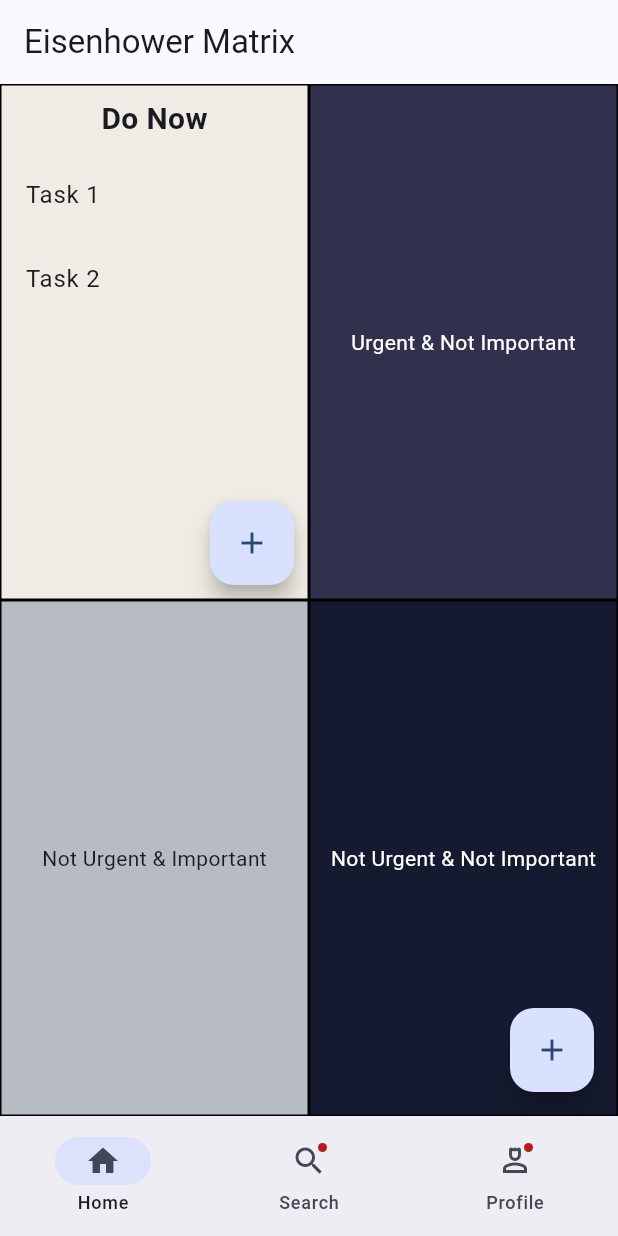
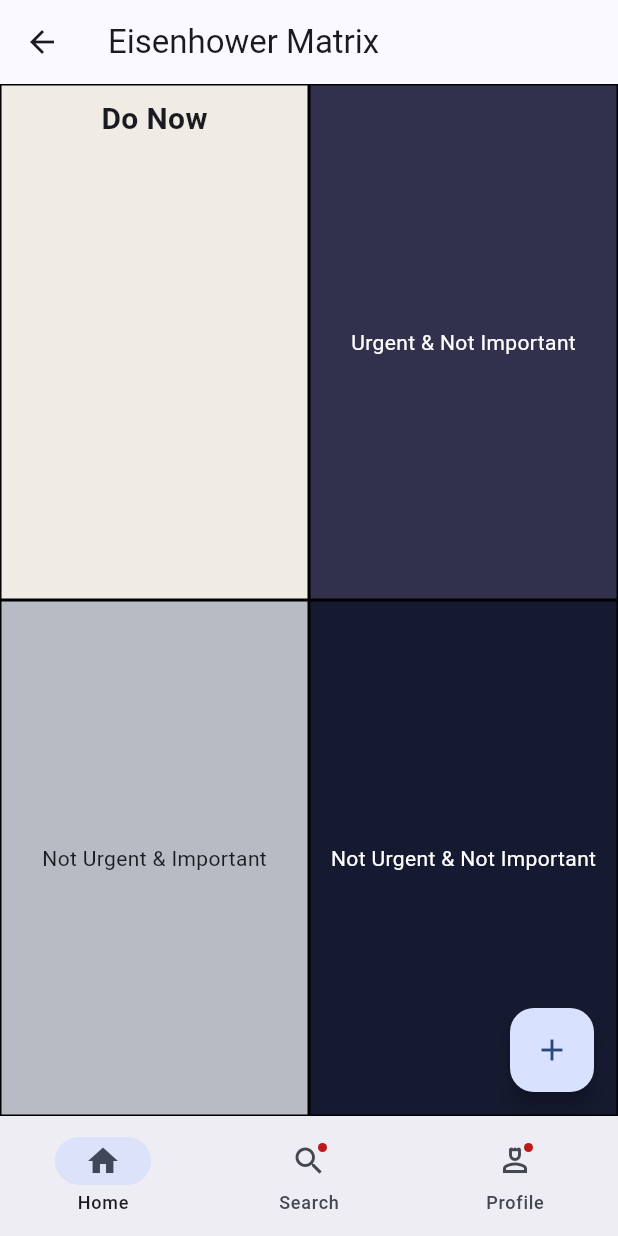
Before and after one commit to bintangyosua/EMMA, a Flutter app: the NavigationExample screen opened directly, on a phone screen of 412 x 824 dp. Run offline on Flutter 3.47's test engine with Material 3 defaults, Android fonts, the phone set to English and light mode, and no system bars; our stand-ins replace cloud_firestore, firebase_auth, firebase_core, flutter_dotenv; accounts and stored records are empty; network calls fail.

Commit message:
feat: add Firebase authentication and update tasks display
Add Firebase authentication to the registration screen. Import the
necessary Firebase library and implement user registration. Update
the Eisenhower Matrix page to display urgent and important tasks
correctly, replacing the previous task list. Remove the unused
FloatingActionButton and its related code for adding tasks.
Include new dependency for Google Generative AI in `pubspec.yaml`.

```diff
--- a/lib/eisenhower-matrix/eisenhower-matrix.page.dart
+++ b/lib/eisenhower-matrix/eisenhower-matrix.page.dart
@@ -1,5 +1,6 @@
 import 'package:emma/eisenhower-matrix/task-item.dart';
 import 'package:emma/eisenhower-matrix/task_modal.dart';
+import 'package:emma/models/task.dart';
 import 'package:flutter/material.dart';
 
 class EisenhowerMatrixPage extends StatefulWidget {
@@ -8,16 +9,24 @@
 }
 
 class _EisenhowerMatrixPageState extends State<EisenhowerMatrixPage> {
-  List<TaskItem> _tasks = [
-    TaskItem(
-      title: 'Task 1',
-      isChecked: false,
-    ),
-    TaskItem(
-      title: 'Task 2',
-      isChecked: false,
-    ),
-  ];
+  List<Task> _urgentImportantTasks = [];
+  List<Task> _notUrgentImportantTasks = [];
+  List<Task> _urgentNotImportantTasks = [];
+  List<Task> _notUrgentNotImportantTasks = [];
+
+  @override
+  void initState() {
+    // TODO: implement initState
+    super.initState();
+    _loadTasks();
+  }
+
+  // Method untuk memuat task dari Firebase
+  void _loadTasks() async {
+    setState(() async {
+      _urgentImportantTasks = await Task.findTasksByCategory('uw0sLWpsSWYFPfeTbijO');
+    });
+  }
 
   @override
   Widget build(BuildContext context) {
@@ -63,49 +72,17 @@
                             ),
                             Expanded(
                               child: ListView.builder(
-                                itemCount: _tasks.length,
+                                itemCount: _urgentImportantTasks.length,
                                 itemBuilder: (context, index) {
-                                  return _tasks[index];
+                                  final task = _urgentImportantTasks[index];
+                                  return ListTile(
+                                    title: Text(task.name),
+                                    subtitle: Text(task.deadline.toString()),
+                                  );
                                 },
                               ),
                             ),
                           ],
-                        ),
-                      ),
-                      Positioned(
-                        bottom: 10,
-                        right: 10,
-                        child: FloatingActionButton(
-                          onPressed: () {
-                            showModalBottomSheet(
-                              context: context,
-                              builder: (BuildContext context) {
-                                return Container(
-                                  padding: const EdgeInsets.all(16.0),
-                                  child: Column(
-                                    mainAxisSize: MainAxisSize.min,
-                                    children: [
-                                      TextField(
-                                        decoration: InputDecoration(
-                                          labelText: 'Task Name',
-                                        ),
-                                        onSubmitted: (value) {
-                                          setState(() {
-                                            _tasks.add(TaskItem(
-                                              title: value,
-                                              isChecked: false,
-                                            ));
-                                          });
-                                          Navigator.pop(context);
-                                        },
-                                      ),
-                                    ],
-                                  ),
-                                );
-                              },
-                            );
-                          },
-                          child: const Icon(Icons.add),
                         ),
                       ),
                     ],
--- a/lib/models/task.dart
+++ b/lib/models/task.dart
@@ -1,43 +1,76 @@
 import 'package:cloud_firestore/cloud_firestore.dart';
-import 'package:firebase_core/firebase_core.dart';
+import 'package:firebase_auth/firebase_auth.dart';
 
 class Task {
-  final String uid;
-  final DateTime deadline;
-  final String description;
+  final DateTime? deadline;
+  final String desc;
   final String name;
-  final DateTime reminder;
-  final String user_id;
+  final DateTime? reminder;
+  final String? user_id;
+  final String category_id;
 
   Task({
-    required this.uid,
     required this.deadline,
-    required this.description,
+    required this.desc,
     required this.name,
     required this.reminder,
     required this.user_id,
+    required this.category_id,
   });
 
-  Future<List<Task>> findAll() async {
+  // Method untuk mengambil semua task dari Firestore
+  static Future<List<Task>> findAll() async {
     FirebaseFirestore db = FirebaseFirestore.instance;
 
-    QuerySnapshot<Map<String, dynamic>> snapshot =
-        await db.collection('tasks').get();
+    try {
+      // Mengambil snapshot dari koleksi 'tasks'
+      QuerySnapshot<Map<String, dynamic>> snapshot = await db.collection('tasks').get();
 
-    List<Task> tasks =
-        snapshot.docs.map((doc) => Task.fromMap(doc.data(), doc.id)).toList();
+      // Mapping data dari snapshot ke dalam list Task
+      List<Task> tasks = snapshot.docs.map((doc) {
+        return Task.fromMap(doc.data(), doc.id);
+      }).toList();
 
-    return tasks;
+      return tasks; // Mengembalikan list task
+    } catch (e) {
+      print('Error fetching tasks: $e');
+      return [];
+    }
   }
 
+  // Metode statis untuk mendapatkan task berdasarkan kategori
+  static Future<List<Task>> findTasksByCategory(String categoryId) async {
+    FirebaseFirestore db = FirebaseFirestore.instance;
+    User? currentUser = FirebaseAuth.instance.currentUser;
+
+    try {
+      // Query berdasarkan category_id
+      QuerySnapshot<Map<String, dynamic>> snapshot = await db
+          .collection('tasks')
+          .where('category_id', isEqualTo: categoryId)
+          .where('user_id', isEqualTo: currentUser?.uid)
+          .get();
+
+      print("user name: ${currentUser?.email}");
+
+      return snapshot.docs.map((doc) {
+        return Task.fromMap(doc.data(), doc.id);
+      }).toList();
+    } catch (e) {
+      print('Error fetching tasks by category: $e');
+      return [];
+    }
+  }
+
+  // Factory method untuk konversi data dari Firestore ke dalam objek Task
   factory Task.fromMap(Map<String, dynamic> map, String uid) {
     return Task(
-      uid: uid,
-      deadline: (map['deadline'] as Timestamp).toDate(),
-      description: map['description'],
-      name: map['name'],
-      reminder: (map['reminder'] as Timestamp).toDate(),
-      user_id: map['user_id'],
+      deadline: map['deadline'] != null ? (map['deadline'] as Timestamp).toDate() : null,
+      desc: map['desc'] ?? 'No description',  // Nilai default jika deskripsi kosong
+      name: map['name'] ?? 'Untitled',               // Nilai default jika name kosong
+      reminder: map['reminder'] != null ? (map['reminder'] as Timestamp).toDate() : null,
+      user_id: map['user_id'] is DocumentReference ? (map['user_id'] as DocumentReference).id : map['user_id'],
+      category_id: map['category_id'] is DocumentReference ? (map['category_id'] as DocumentReference).id : map['category_id'],
     );
   }
 }
--- a/pubspec.yaml
+++ b/pubspec.yaml
@@ -39,6 +39,7 @@
   flutter_dotenv: ^5.0.2
   cloud_firestore: ^5.4.4
   bcrypt: ^1.1.3
+  google_generative_ai: ^0.4.6
 
 dev_dependencies:
   flutter_test:
```
Also changed, not shown: lib/eisenhower-matrix/task-item.dart (+3 -9 lines), lib/main.dart (+18 -1 lines), lib/ui/register_screen.dart (+27 -14 lines), pubspec.lock.
